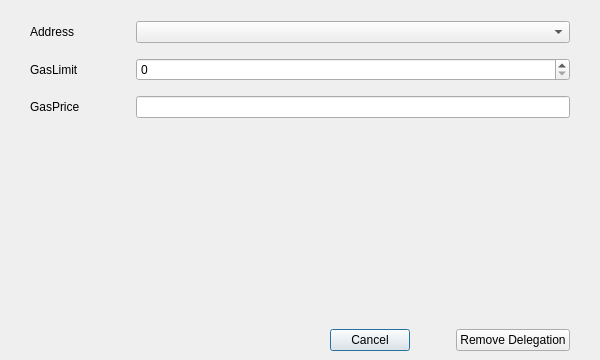
Above: src/qt/forms/removedelegationpage.ui from qtumproject/qtum before the change. Below: the same form after it.
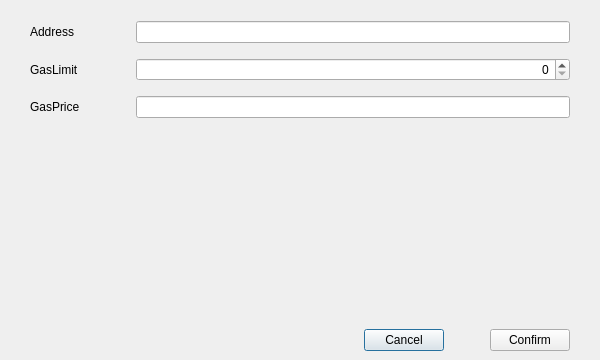
That is the form after the change. Custom widgets are drawn as their Qt base class.

Commit message: Connect remove delegation form to delegation page

Diff of the .ui file:
```diff
--- a/src/qt/forms/removedelegationpage.ui
+++ b/src/qt/forms/removedelegationpage.ui
@@ -80,7 +80,11 @@
       </widget>
      </item>
      <item row="1" column="1">
-      <widget class="QSpinBox" name="lineEditGasLimit"/>
+      <widget class="QSpinBox" name="lineEditGasLimit">
+       <property name="alignment">
+        <set>Qt::AlignRight|Qt::AlignTrailing|Qt::AlignVCenter</set>
+       </property>
+      </widget>
      </item>
      <item row="0" column="0">
       <widget class="QLabel" name="labelAddress">
@@ -96,7 +100,7 @@
       </widget>
      </item>
      <item row="0" column="1">
-      <widget class="AddressField" name="lineEditAddress"/>
+      <widget class="QValidatedLineEdit" name="lineEditAddress"/>
      </item>
     </layout>
    </item>
@@ -164,7 +168,7 @@
       <item>
        <widget class="QPushButton" name="removeDelegationButton">
         <property name="text">
-         <string>Remove Delegation</string>
+         <string>Confirm</string>
         </property>
        </widget>
       </item>
@@ -181,9 +185,9 @@
    <container>1</container>
   </customwidget>
   <customwidget>
-   <class>AddressField</class>
-   <extends>QComboBox</extends>
-   <header>qt/addressfield.h</header>
+   <class>QValidatedLineEdit</class>
+   <extends>QLineEdit</extends>
+   <header>qt/qvalidatedlineedit.h</header>
   </customwidget>
  </customwidgets>
  <resources/>
```
Left out of the diff: 7 changed lines with no effect on the pictures. The commit also changes 8 other files.
